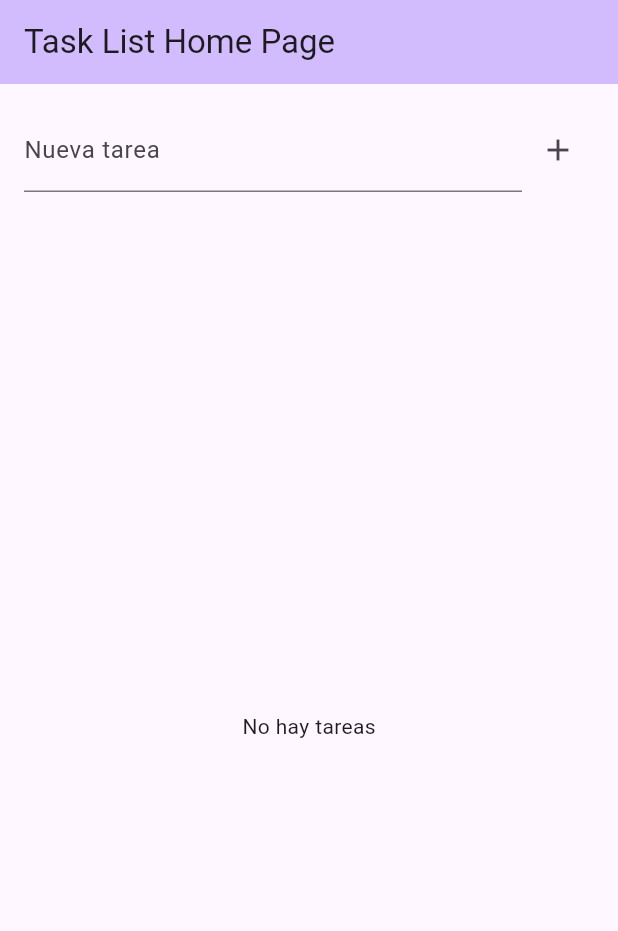
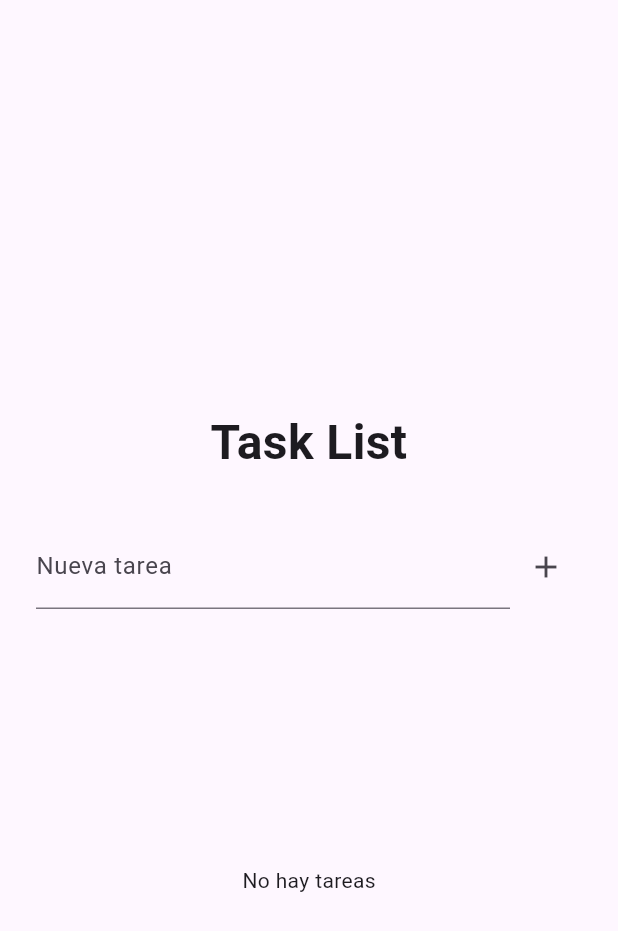
Before and after one commit to Hector-Pat/task_list, a Flutter app: the screen it shows after launch, on a phone screen of 412 x 824 dp. Shown: the top 931 px of the screen. Run offline on Flutter 3.47's test engine with Material 3 defaults, Android fonts, the phone set to English and light mode, and no system bars; our stand-ins replace equatable, flutter_bloc.

Commit message:
commit final, centrado el titular

```diff
--- a/lib/main.dart
+++ b/lib/main.dart
@@ -15,20 +15,20 @@ class MyApp extends StatelessWidget {
   Widget build(BuildContext context) {
     return MaterialApp(
       title: 'Task List',
+      debugShowCheckedModeBanner: false, // Elimina el banner de debug
       theme: ThemeData(
         colorScheme: ColorScheme.fromSeed(seedColor: Colors.deepPurple),
       ),
       home: BlocProvider(
         create: (_) => TaskBloc(),
-        child: const MyHomePage(title: 'Task List Home Page'),
+        child: const MyHomePage(),
       ),
     );
   }
 }
 
 class MyHomePage extends StatefulWidget {
-  const MyHomePage({super.key, required this.title});
-  final String title;
+  const MyHomePage({super.key});
 
   @override
   State<MyHomePage> createState() => _MyHomePageState();
@@ -39,15 +39,30 @@ class _MyHomePageState extends State<MyHomePage> {
 
   @override
   Widget build(BuildContext context) {
+    final screenHeight = MediaQuery.of(context).size.height;
+    final titlePosition = screenHeight * 0.33; // Aproximadamente a 2/3 de abajo hacia arriba
+
     return Scaffold(
-      appBar: AppBar(
-        backgroundColor: Theme.of(context).colorScheme.inversePrimary,
-        title: Text(widget.title),
+      body: SafeArea(
+        child: Stack(
+          children: [
+            Positioned(
+              top: titlePosition,
+              left: 0,
+              right: 0,
+              child: Column(
+                children: [
+                  const Text(
+                    'Task List',
+                    style: TextStyle(
+                      fontSize: 32,
+                      fontWeight: FontWeight.bold,
                     ),
-      body: Column(
-        children: [
+                    textAlign: TextAlign.center,
+                  ),
+                  const SizedBox(height: 32),
                   Padding(
-            padding: const EdgeInsets.all(16.0),
+                    padding: const EdgeInsets.symmetric(horizontal: 24.0),
                     child: Row(
                       children: [
                         Expanded(
@@ -71,7 +86,11 @@ class _MyHomePageState extends State<MyHomePage> {
                       ],
                     ),
                   ),
-          Expanded(
+                  const SizedBox(height: 16),
+                  SizedBox(
+                    height: screenHeight * 0.4, // Espacio para la lista
+                    child: Padding(
+                      padding: const EdgeInsets.symmetric(horizontal: 24.0),
                       child: BlocBuilder<TaskBloc, TaskState>(
                         builder: (context, state) {
                           if (state.tasks.isEmpty) {
@@ -95,7 +114,12 @@ class _MyHomePageState extends State<MyHomePage> {
                         },
                       ),
                     ),
+                  ),
                 ],
+              ),
+            ),
+          ],
+        ),
       ),
     );
   }
```
Lines whose indentation alone changed are shown as unchanged.
